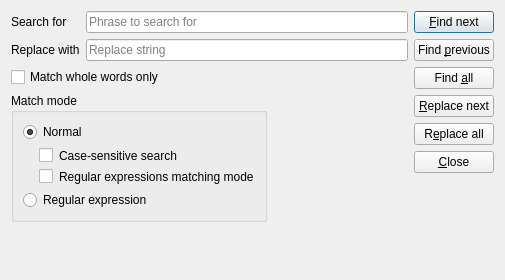
This is src/gui/dialogs/formfindreplace.ui in martinrotter/textosaurus as Qt 5 draws it before an edit. The edited form follows.
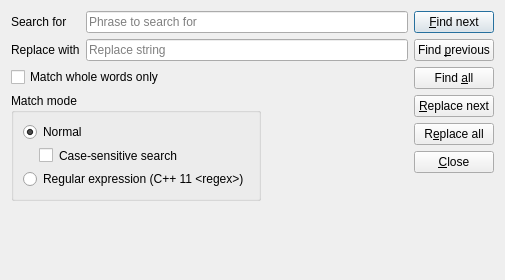
This is the edited form. Custom widgets are drawn as their Qt base class.

The edit to the form file:
```diff
--- a/src/gui/dialogs/formfindreplace.ui
+++ b/src/gui/dialogs/formfindreplace.ui
@@ -41,19 +41,9 @@
        </widget>
       </item>
       <item row="2" column="0">
-       <widget class="QCheckBox" name="checkBox_3">
-        <property name="styleSheet">
-         <string notr="true">margin-left: 16px;</string>
-        </property>
-        <property name="text">
-         <string>Regular expressions matching mode</string>
-        </property>
-       </widget>
-      </item>
-      <item row="3" column="0">
        <widget class="QRadioButton" name="m_rbModeRegex">
         <property name="text">
-         <string>Regular expression</string>
+         <string>Regular expression (C++ 11 &lt;regex&gt;)</string>
         </property>
        </widget>
       </item>
```
Left out of the diff: 148 changed lines with no effect on the pictures.
